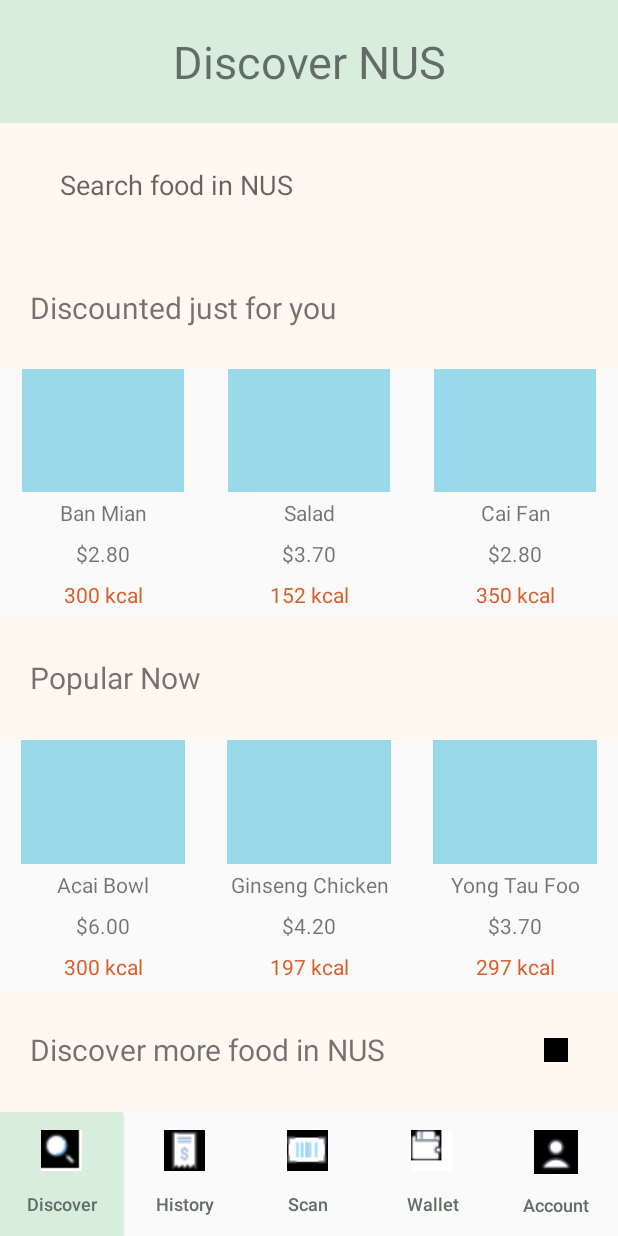
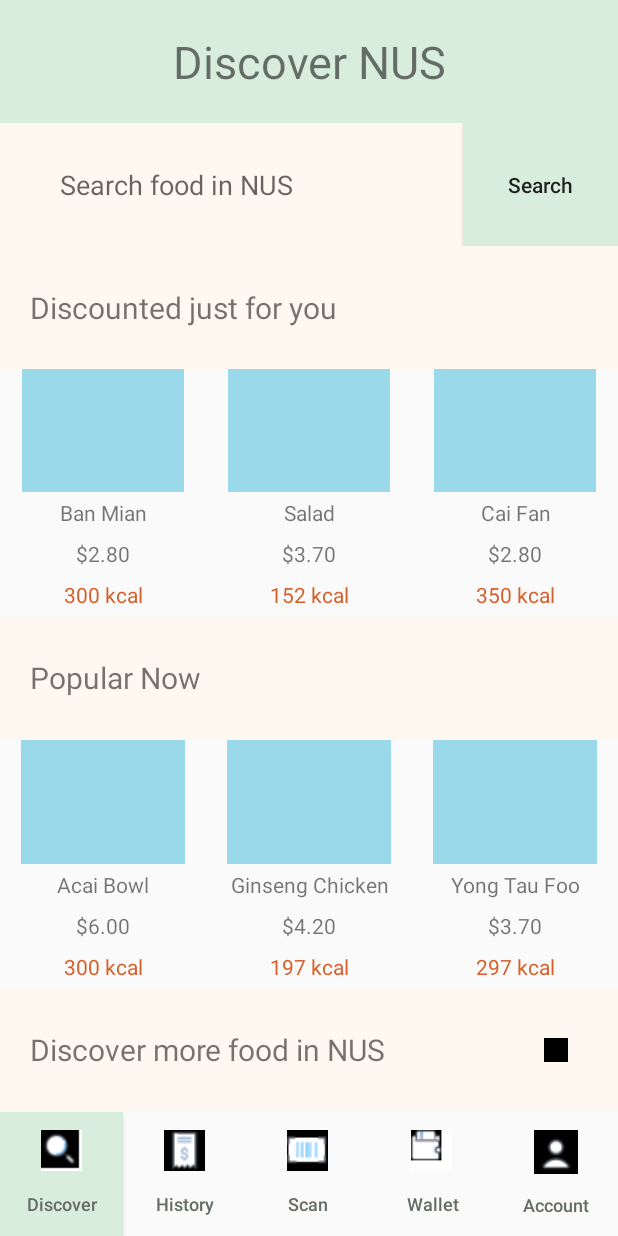
Before and after one commit to yuansy/LimQianYi_YuanSinYi_IS3261_FY1920_project, an Android app: the screen it shows after launch (MainActivity), on a phone screen of 412 x 824 dp. Run offline under Robolectric (Android 15) with nearby library versions, the phone set to English and light mode, and no system bars.

Commit message:
add view more

```diff
--- a/app/src/main/AndroidManifest.xml
+++ b/app/src/main/AndroidManifest.xml
@@ -11,7 +11,8 @@
         android:roundIcon="@mipmap/ic_launcher_round"
         android:supportsRtl="true"
         android:theme="@style/AppTheme.NoActionBar">
-        <activity android:name=".DialogWalletTopUp"></activity>
+        <activity android:name=".ActivityViewMore"></activity>
+        <activity android:name=".DialogWalletTopUp" />
         <activity android:name=".ActivityScanPayment" />
         <activity android:name=".ActivityScanPaymentNormal" />
         <activity android:name=".DialogAccount" />
--- a/app/src/main/java/com/example/limqianyi_yuansinyi_is3261_fy1920_project/ActivityHistory.kt
+++ b/app/src/main/java/com/example/limqianyi_yuansinyi_is3261_fy1920_project/ActivityHistory.kt
@@ -70,6 +70,7 @@ class ActivityHistory : AppCompatActivity() {
             mArgs.putString("LINE4", food.calorie.toString() + " kcal")
             mArgs.putString("LINE5", historyDisplay.dateTime.take(6))
             mArgs.putString("STATUS", status.toString())
+            mArgs.putString("ID", food.ID)
             fragmentRecord1.setArguments(mArgs)
         }
         if (historyLast4.size>=2) {
@@ -89,6 +90,7 @@ class ActivityHistory : AppCompatActivity() {
             mArgs.putString("LINE4", food.calorie.toString() + " kcal")
             mArgs.putString("LINE5", historyDisplay.dateTime.take(6))
             mArgs.putString("STATUS", status.toString())
+            mArgs.putString("ID", food.ID)
             fragmentRecord2.setArguments(mArgs)
         }
         if (historyLast4.size>=3) {
@@ -108,6 +110,7 @@ class ActivityHistory : AppCompatActivity() {
             mArgs.putString("LINE4", food.calorie.toString() + " kcal")
             mArgs.putString("LINE5", historyDisplay.dateTime.take(6))
             mArgs.putString("STATUS", status.toString())
+            mArgs.putString("ID", food.ID)
             fragmentRecord3.setArguments(mArgs)
         }
         if (historyLast4.size>=4) {
@@ -127,6 +130,7 @@ class ActivityHistory : AppCompatActivity() {
             mArgs.putString("LINE4", food.calorie.toString() + " kcal")
             mArgs.putString("LINE5", historyDisplay.dateTime.take(6))
             mArgs.putString("STATUS", status.toString())
+            mArgs.putString("ID", food.ID)
             fragmentRecord4.setArguments(mArgs)
         }
 
--- a/app/src/main/java/com/example/limqianyi_yuansinyi_is3261_fy1920_project/FragmentDiscoverFood.kt
+++ b/app/src/main/java/com/example/limqianyi_yuansinyi_is3261_fy1920_project/FragmentDiscoverFood.kt
@@ -1,12 +1,14 @@
 package com.example.limqianyi_yuansinyi_is3261_fy1920_project
 
 
+import android.content.Intent
 import android.os.Bundle
 import android.util.Log
 import androidx.fragment.app.Fragment
 import android.view.LayoutInflater
 import android.view.View
 import android.view.ViewGroup
+import android.widget.Button
 import android.widget.TextView
 
 /**
--- a/app/src/main/java/com/example/limqianyi_yuansinyi_is3261_fy1920_project/MainActivity.kt
+++ b/app/src/main/java/com/example/limqianyi_yuansinyi_is3261_fy1920_project/MainActivity.kt
@@ -1,8 +1,12 @@
 package com.example.limqianyi_yuansinyi_is3261_fy1920_project
 
+import android.app.PendingIntent.getActivity
+import android.content.Intent
+import android.os.Build.ID
 import androidx.appcompat.app.AppCompatActivity
 import android.os.Bundle
 import android.util.Log
+import android.widget.Button
 import android.widget.Toast
 import kotlinx.android.synthetic.main.activity_main.*
 import java.security.spec.RSAKeyGenParameterSpec.F4
@@ -117,6 +121,25 @@ class MainActivity : AppCompatActivity() {
         mArgs6.putString("LINE2", "$" + "%.2f".format(foodPopular3.priceDiscount))
         mArgs6.putString("LINE3", foodPopular3.calorie.toString() + " kcal")
         fragmentDiscoverPopularNow3.setArguments(mArgs6)
+
+
+        val butSearch = findViewById<Button>(R.id.btnSearch)
+        butSearch.setOnClickListener {
+            val intent = Intent(this, ActivityViewMore::class.java)
+            var foodNameSearch = discoverSearch.text.toString()
+            var searchID = ""
+            food.forEach{
+                if (foodNameSearch.toLowerCase()==it.name.toLowerCase()){
+                    searchID = it.ID
+                    intent.putExtra("ID", searchID)
+                    intent.putExtra("type", "search")
+                    startActivity(intent)
+                }
+            }
+            if (searchID==""){
+                Toast.makeText(this, "No such food!", Toast.LENGTH_LONG).show()
+            }
+        }
     }
 
     fun addFood(food: FoodDataRecord) {
@@ -126,7 +149,7 @@ class MainActivity : AppCompatActivity() {
     fun initFoodDB() {
         addFood(FoodDataRecord("F1", "Ban Mian", 3F, 2.8F, 3.2F, 300,
             "mix", "Utown Foodclique", "vegetables", "egg noodles",
-            "pork", "pork", 0 ))
+            "pork", "egg", 0 ))
         addFood(FoodDataRecord("F2", "Salad", 4F, 3.7F, 4.3F, 152,
             "vege", "Computing Terrace", "vegetables", "tomato",
             "peanut", "sesame oil", 0))
--- a/app/src/main/res/layout/activity_main.xml
+++ b/app/src/main/res/layout/activity_main.xml
@@ -25,16 +25,32 @@
             android:orientation="vertical">
 
 
-        <EditText
+        <LinearLayout
             android:layout_width="match_parent"
             android:layout_height="0dp"
             android:layout_weight="1"
+            android:orientation="horizontal">
+
+            <EditText
+                android:layout_width="0dp"
+                android:layout_height="match_parent"
+                android:layout_weight="3"
                 android:paddingLeft="40sp"
                 android:inputType="textPersonName"
                 android:cursorVisible="false"
                 android:background="@color/pink"
                 android:id="@+id/discoverSearch"
                 android:hint="@string/discoverSearch" />
+
+            <Button
+                android:id="@+id/btnSearch"
+                android:layout_width="0dp"
+                android:layout_height="match_parent"
+                android:layout_weight="1"
+                android:background="@color/green"
+                android:text="Search" />
+
+        </LinearLayout>
 
         <TextView
             android:layout_width="match_parent"
```
Also changed, not shown: app/src/main/java/com/example/limqianyi_yuansinyi_is3261_fy1920_project/ActivityViewMore.kt (added, +43 -0 lines), app/src/main/java/com/example/limqianyi_yuansinyi_is3261_fy1920_project/FragmentHistoryRecord.kt (+12 -0 lines), app/src/main/res/layout/activity_view_more.xml (added, +59 -0 lines), app/src/main/res/layout/fragment_fragment_history_record.xml (+20 -3 lines). Lines whose indentation alone changed are shown as unchanged.
